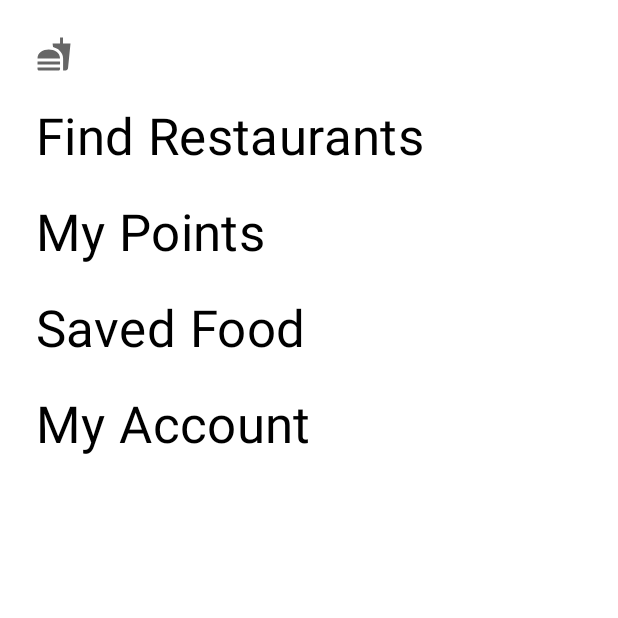
After one commit to wingsum93/Compose-Feature-Test, an Android app built with Jetpack Compose: the composable CraneDrawer shown on its own in the app's theme, on a phone screen of 412 x 824 dp, the top half of it. The commit adds this screen. Run offline under Robolectric (Android 15) with nearby library versions, the phone set to English and light mode, and no system bars; 3 statements that could not run were skipped.

Commit message:
ui: add drawer and drawer icon, separate M3 scaffold to other file

```diff
--- /dev/null
+++ b/app/src/main/java/com/ericho/composefeatureproj/base/CraneDrawer.kt
@@ -0,0 +1,41 @@
+package com.ericho.composefeatureproj.base
+
+import android.os.Build
+import androidx.annotation.RequiresApi
+import androidx.compose.foundation.Image
+import androidx.compose.foundation.layout.*
+import androidx.compose.material.MaterialTheme
+import androidx.compose.material.Text
+import androidx.compose.runtime.Composable
+import androidx.compose.ui.Modifier
+import androidx.compose.ui.res.painterResource
+import androidx.compose.ui.tooling.preview.Preview
+import androidx.compose.ui.unit.dp
+import com.ericho.composefeatureproj.R
+
+private val screens = listOf("Find Restaurants", "My Points", "Saved Food", "My Account")
+
+@Composable
+fun CraneDrawer(modifier: Modifier = Modifier) {
+    Column(
+        modifier
+            .fillMaxSize()
+            .padding(start = 24.dp, top = 24.dp)
+    ) {
+        Image(
+            painter = painterResource(R.drawable.ic_baseline_fastfood_24),
+            contentDescription = ""
+        )
+        for (screen in screens) {
+            Spacer(Modifier.height(24.dp))
+            Text(text = screen, style = MaterialTheme.typography.h4)
+        }
+    }
+}
+
+@RequiresApi(Build.VERSION_CODES.S)
+@Preview
+@Composable
+fun CraneDrawerPreview() {
+    CraneDrawer()
+}
--- a/app/src/main/java/com/ericho/composefeatureproj/ui/AppPage.kt
+++ b/app/src/main/java/com/ericho/composefeatureproj/ui/AppPageM3.kt
@@ -12,7 +12,7 @@ import androidx.navigation.NavController
 
 @ExperimentalMaterial3Api
 @Composable
-fun AppPage(
+fun AppPageWithM3(
     title: String,
     navController: NavController,
     content: @Composable (PaddingValues) -> Unit,
@@ -30,6 +30,7 @@ fun AppPage(
                     }
                 }
             )
-        }, content = content
+        },
+        content = content
     )
 }
--- /dev/null
+++ b/app/src/main/res/drawable-v24/ic_baseline_fastfood_24.xml
@@ -0,0 +1,10 @@
+<vector xmlns:android="http://schemas.android.com/apk/res/android"
+    android:width="24dp"
+    android:height="24dp"
+    android:viewportWidth="24"
+    android:viewportHeight="24"
+    android:tint="?attr/colorControlNormal">
+  <path
+      android:fillColor="@android:color/white"
+      android:pathData="M18.06,22.99h1.66c0.84,0 1.53,-0.64 1.63,-1.46L23,5.05h-5L18,1h-1.97v4.05h-4.97l0.3,2.34c1.71,0.47 3.31,1.32 4.27,2.26 1.44,1.42 2.43,2.89 2.43,5.29v8.05zM1,21.99L1,21h15.03v0.99c0,0.55 -0.45,1 -1.01,1L2.01,22.99c-0.56,0 -1.01,-0.45 -1.01,-1zM16.03,14.99c0,-8 -15.03,-8 -15.03,0h15.03zM1.02,17h15v2h-15z" />
+</vector>
--- a/restaurant_queue/src/main/java/com/ericho/restaurant_queue/PullActivity.kt
+++ b/restaurant_queue/src/main/java/com/ericho/restaurant_queue/PullActivity.kt
@@ -26,7 +26,7 @@ import androidx.navigation.compose.NavHost
 import androidx.navigation.compose.composable
 import androidx.navigation.compose.rememberNavController
 import coil.annotation.ExperimentalCoilApi
-import com.ericho.composefeatureproj.ui.AppPage
+import com.ericho.composefeatureproj.ui.AppPageWithM2
 import com.ericho.composefeatureproj.ui.theme.AppTheme
 import com.ericho.restaurant_queue.ui.HomePageScreen
 import com.ericho.restaurant_queue.ui.NumberPad
@@ -44,8 +44,7 @@ class PullActivity : ComponentActivity() {
             AppTheme {
                 val pullViewModel: PullViewModel = viewModel()
                 val navController = rememberNavController()
-                // A surface container using the 'background' color from the theme
-                AppPage("Instant App", navController = navController) { innerPadding ->
+                AppPageWithM2("Instant App", navController = navController) { innerPadding ->
                     NavHost(
                         navController = navController,
                         startDestination = Route.HOME,
```
Also changed, not shown: app/src/main/java/com/ericho/composefeatureproj/ui/AppPageM2.kt (added, +61 -0 lines), restaurant_queue/src/main/res/drawable/ic_baseline_fastfood_24.xml (added, +10 -0 lines).
